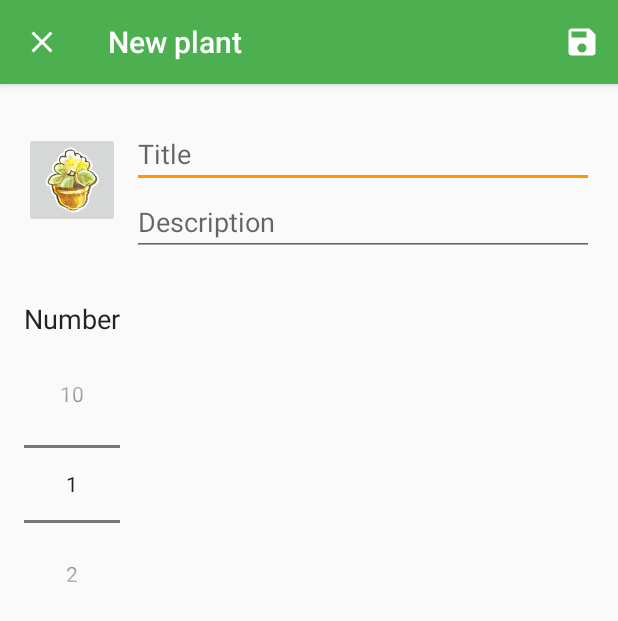
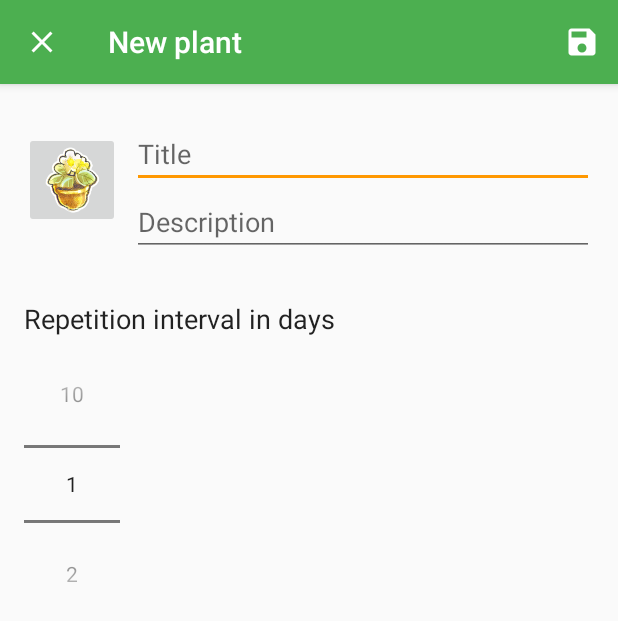
Before and after one commit to dewpickers/dew-scheduler, an Android app: the EditPlantActivity screen opened directly, with no data from a screen before it, on a phone screen of 412 x 824 dp. Shown: the top 621 px of the screen. Run offline under Robolectric (Android 15) with nearby library versions, the phone set to English and light mode, and no system bars; our stand-ins replace Firebase (no records; nobody signed in at launch, a user with empty details on screens opened directly).

```diff
--- a/app/src/main/res/values/strings.xml
+++ b/app/src/main/res/values/strings.xml
@@ -3,7 +3,7 @@
     <string name="action_save">Save</string>
     <string name="plant_title">Title</string>
     <string name="plant_description">Description</string>
-    <string name="plant_number">Number</string>
+    <string name="plant_number">Repetition interval in days</string>
     <string name="header_new_plant">New plant</string>
     <string name="header_edit_plant">Edit plant</string>
     <string name="sure_to_delete">Are you sure to delete %s?</string>
@@ -11,5 +11,9 @@
     <string name="answer_no">No</string>
     <string name="plant_icon">Icon should be here</string>
     <string name="action_select_icon">Select icon</string>
+    <string name="warn_fill_fields">Please, fill all fields</string>
+    <string name="save_plant">New plant is added</string>
+    <string name="next_watering">Days to next watering: %i</string>
+    <string name="water_button">Water</string>
     <string name="action_cancel">Cancel</string>
 </resources>
```
Also changed, not shown: 1 other file.
